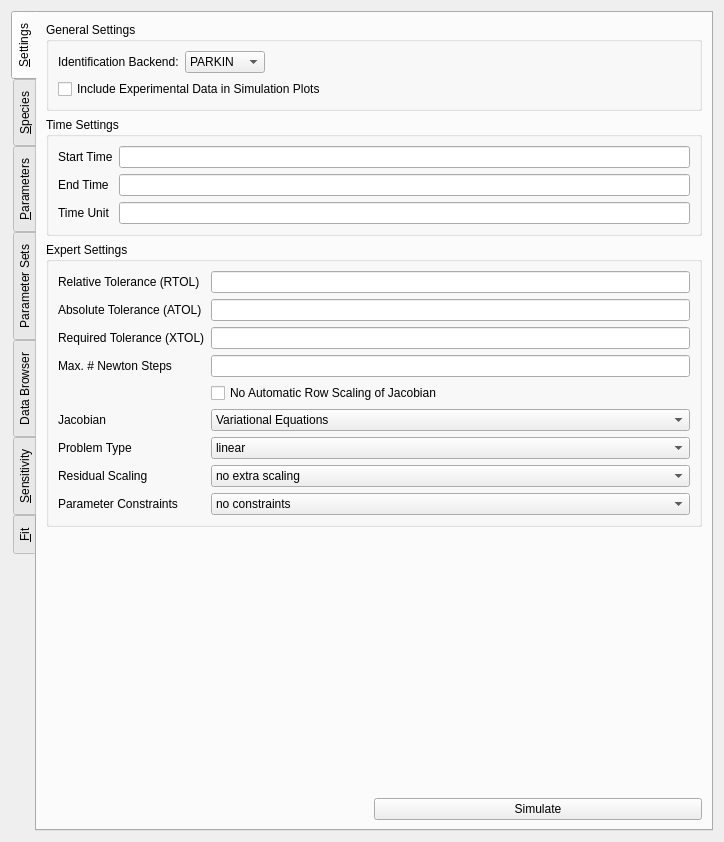
CSB-at-ZIB/BioPARKIN, file src/simulationworkbench/simulationworkbench_v4.ui: the form before one commit.
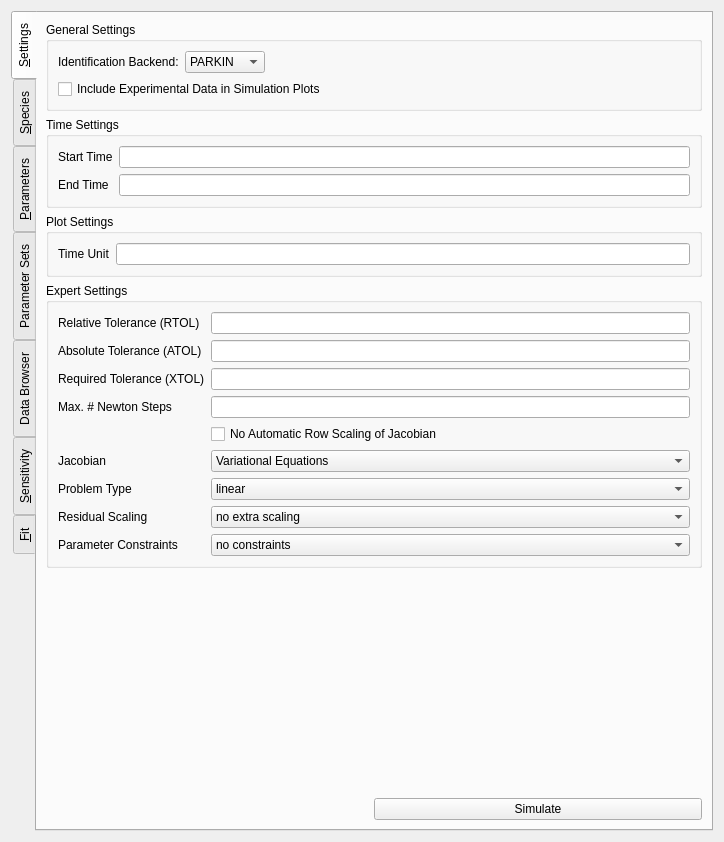
The form after the commit.

Commit message: * Cleaning up Workbench tabs Settings tab 	* move to top (already did that in a previous commit) 	* put "time unit" in plot settings group

What changed in the file:
```diff
--- a/src/simulationworkbench/simulationworkbench_v4.ui
+++ b/src/simulationworkbench/simulationworkbench_v4.ui
@@ -130,14 +130,25 @@
             </property>
            </widget>
           </item>
-          <item row="2" column="0">
+         </layout>
+        </widget>
+       </item>
+       <item>
+        <widget class="QGroupBox" name="groupBoxPlot">
+         <property name="title">
+          <string>Plot Settings</string>
+         </property>
+         <layout class="QHBoxLayout" name="horizontalLayout_20">
+          <item>
+           <layout class="QHBoxLayout" name="horizontalLayout_12">
+            <item>
            <widget class="QLabel" name="labelTimeUnit">
             <property name="text">
              <string>Time Unit</string>
             </property>
            </widget>
           </item>
-          <item row="2" column="1">
+            <item>
            <widget class="QLineEdit" name="lineEditTimeUnit">
             <property name="text">
              <string/>
@@ -145,6 +156,12 @@
            </widget>
           </item>
          </layout>
+          </item>
+         </layout>
+         <zorder>lineEditTimeUnit</zorder>
+         <zorder>labelTimeUnit</zorder>
+         <zorder>labelTimeUnit</zorder>
+         <zorder>lineEditTimeUnit</zorder>
         </widget>
        </item>
        <item>
@@ -378,7 +395,7 @@
          <property name="sizeHint" stdset="0">
           <size>
            <width>20</width>
-           <height>307</height>
+           <height>272</height>
           </size>
          </property>
         </spacer>
```
Lines whose indentation alone changed are shown as unchanged. The commit also changes 1 other file.
